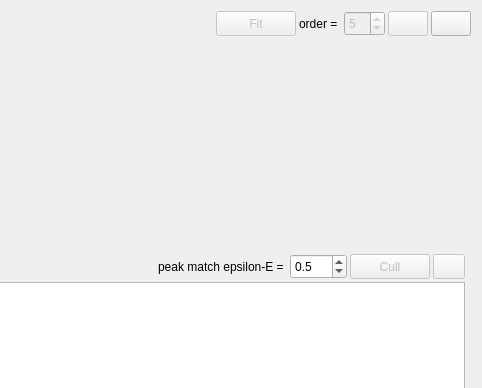
First picture: the form in gui/analysis/form_efficiency_calibration.ui, repository usnistgov/qpx-gamma, before the edit; both pictures show x 1010 to 1492 and y 0 to 388 of the 1492 by 653 pixel window.
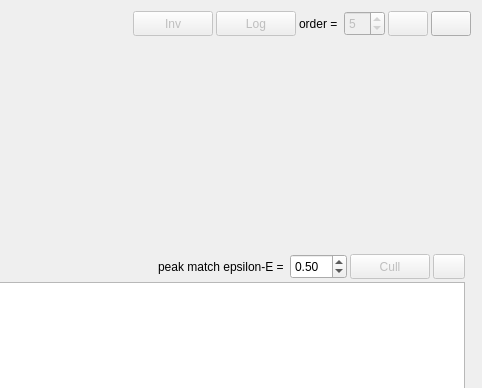
Second picture: the form after the edit. Icons and pictures are not drawn. Custom widgets are drawn as their Qt base class.

Commit message: More functions for efficiency calibration

What changed in the file:
```diff
--- a/gui/analysis/form_efficiency_calibration.ui
+++ b/gui/analysis/form_efficiency_calibration.ui
@@ -48,6 +48,47 @@
          </property>
         </widget>
        </item>
+       <item>
+        <widget class="QPushButton" name="pushFit_2">
+         <property name="enabled">
+          <bool>false</bool>
+         </property>
+         <property name="sizePolicy">
+          <sizepolicy hsizetype="Maximum" vsizetype="Fixed">
+           <horstretch>0</horstretch>
+           <verstretch>0</verstretch>
+          </sizepolicy>
+         </property>
+         <property name="minimumSize">
+          <size>
+           <width>0</width>
+           <height>25</height>
+          </size>
+         </property>
+         <property name="maximumSize">
+          <size>
+           <width>16777215</width>
+           <height>25</height>
+          </size>
+         </property>
+         <property name="toolTip">
+          <string>Perform fit</string>
+         </property>
+         <property name="text">
+          <string>Inv</string>
+         </property>
+         <property name="icon">
+          <iconset resource="../resources/qpxres.qrc">
+           <normaloff>:/new/icons/oxy/preferences_web_browser_cache.png</normaloff>:/new/icons/oxy/preferences_web_browser_cache.png</iconset>
+         </property>
+         <property name="iconSize">
+          <size>
+           <width>18</width>
+           <height>18</height>
+          </size>
+         </property>
+        </widget>
+       </item>
        <item>
         <widget class="QPushButton" name="pushFit">
          <property name="enabled">
@@ -75,7 +116,7 @@
           <string>Perform fit</string>
          </property>
          <property name="text">
-          <string>Fit</string>
+          <string>Log</string>
          </property>
          <property name="icon">
           <iconset resource="../resources/qpxres.qrc">
@@ -380,7 +421,7 @@
                 </size>
                </property>
                <property name="decimals">
-                <number>1</number>
+                <number>2</number>
                </property>
                <property name="singleStep">
                 <double>0.100000000000000</double>
```
Left out of the diff: 2 changed lines with no effect on the pictures. The commit also changes 8 other files.
